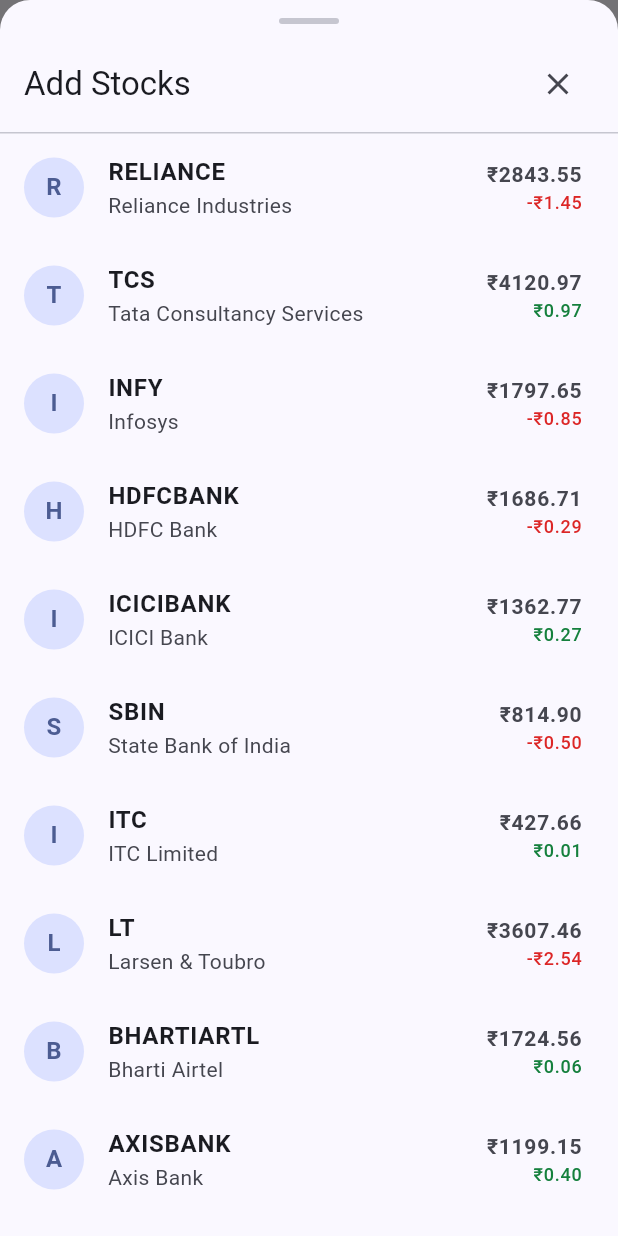
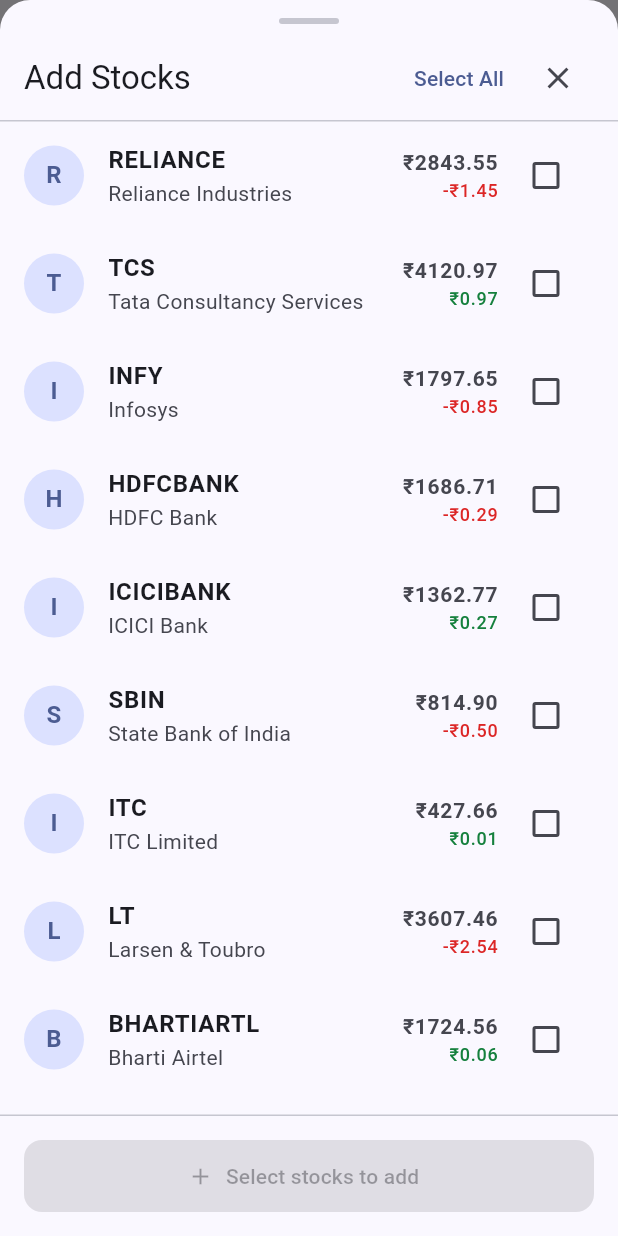
Before and after one commit to Smitthhz/trading_app, a Flutter app: the screen it shows after launch, item 2 of the bottom bar chosen, after a tap on "Add Stocks", on a phone screen of 412 x 824 dp. Run offline on Flutter 3.47's test engine with Material 3 defaults, Android fonts, the phone set to English and light mode, and no system bars; our stand-ins replace equatable, flutter_bloc, get_it, shared_preferences.

Commit message:
chore: prepare assignment submission

```diff
--- a/lib/features/market/presentation/pages/market_overview_page.dart
+++ b/lib/features/market/presentation/pages/market_overview_page.dart
@@ -252,12 +252,9 @@ class _QuoteRowState extends State<_QuoteRow>
             return Card(
               margin: EdgeInsets.zero,
               clipBehavior: Clip.antiAlias,
-              child: Container(
-                decoration: BoxDecoration(
-                  // Flash overlay blended over the card surface
-                  color: trendColor.withAlpha(
-                    (_flashOpacity.value * 40).round(),
-                  ),
+              child: Ink(
+                color: trendColor.withAlpha(
+                  (_flashOpacity.value * 40).round(),
                 ),
                 child: child,
               ),
--- a/lib/features/watchlists/presentation/widgets/stock_picker_sheet.dart
+++ b/lib/features/watchlists/presentation/widgets/stock_picker_sheet.dart
@@ -7,8 +7,8 @@ import '../../../market/domain/entities/stock_symbol.dart';
 import '../../../market/presentation/cubit/market_cubit.dart';
 import '../cubit/watchlist_cubit.dart';
 
-/// Bottom sheet that lists all 10 stocks. Already-added symbols are disabled.
-class StockPickerSheet extends StatelessWidget {
+/// Bottom sheet that lists all 10 stocks for multi-selection. Already-added symbols are disabled.
+class StockPickerSheet extends StatefulWidget {
   const StockPickerSheet({super.key, required this.watchlistId});
 
   final String watchlistId;
@@ -32,17 +32,52 @@ class StockPickerSheet extends StatelessWidget {
   }
 
   @override
+  State<StockPickerSheet> createState() => _StockPickerSheetState();
+}
+
+class _StockPickerSheetState extends State<StockPickerSheet> {
+  final Set<StockSymbol> _selectedSymbols = {};
+
+  void _toggleSymbol(StockSymbol symbol) {
+    setState(() {
+      if (_selectedSymbols.contains(symbol)) {
+        _selectedSymbols.remove(symbol);
+      } else {
+        _selectedSymbols.add(symbol);
+      }
+    });
+  }
+
+  void _toggleSelectAll(List<StockSymbol> availableSymbols) {
+    setState(() {
+      if (_selectedSymbols.length == availableSymbols.length) {
+        _selectedSymbols.clear();
+      } else {
+        _selectedSymbols.addAll(availableSymbols);
+      }
+    });
+  }
+
+  @override
   Widget build(BuildContext context) {
     final addedSymbols = context.select<WatchlistCubit, List<StockSymbol>>(
       (cubit) => cubit.state.watchlists
           .firstWhere(
-            (w) => w.id == watchlistId,
+            (w) => w.id == widget.watchlistId,
             orElse: () => cubit.state.watchlists.first,
           )
           .symbols,
     );
 
-    return Column(
+    final availableSymbols = StockSymbol.values
+        .where((s) => !addedSymbols.contains(s))
+        .toList();
+    final allSelected =
+        availableSymbols.isNotEmpty &&
+        _selectedSymbols.length == availableSymbols.length;
+
+    return SafeArea(
+      child: Column(
         mainAxisSize: MainAxisSize.min,
         children: [
           // Handle
@@ -56,11 +91,19 @@ class StockPickerSheet extends StatelessWidget {
             ),
           ),
           Padding(
-          padding: const EdgeInsets.symmetric(horizontal: 16, vertical: 8),
+            padding: const EdgeInsets.symmetric(horizontal: 16, vertical: 4),
             child: Row(
               children: [
-              Text('Add Stocks', style: Theme.of(context).textTheme.titleLarge),
+                Text(
+                  'Add Stocks',
+                  style: Theme.of(context).textTheme.titleLarge,
+                ),
                 const Spacer(),
+                if (availableSymbols.isNotEmpty)
+                  TextButton(
+                    onPressed: () => _toggleSelectAll(availableSymbols),
+                    child: Text(allSelected ? 'Deselect All' : 'Select All'),
+                  ),
                 IconButton(
                   icon: const Icon(Icons.close),
                   onPressed: () => Navigator.of(context).pop(),
@@ -76,33 +119,58 @@ class StockPickerSheet extends StatelessWidget {
               itemBuilder: (context, index) {
                 final symbol = StockSymbol.values[index];
                 final isAdded = addedSymbols.contains(symbol);
+                final isSelected = _selectedSymbols.contains(symbol);
                 return _PickerRow(
                   symbol: symbol,
                   isAdded: isAdded,
-                onTap: isAdded
-                    ? null
-                    : () {
-                        context.read<WatchlistCubit>().addSymbol(
-                          watchlistId,
-                          symbol,
-                        );
-                        Navigator.of(context).pop();
-                      },
+                  isSelected: isSelected,
+                  onTap: isAdded ? null : () => _toggleSymbol(symbol),
                 );
               },
             ),
           ),
-        const SizedBox(height: 16),
+          const Divider(height: 1),
+          Padding(
+            padding: const EdgeInsets.all(16),
+            child: SizedBox(
+              width: double.infinity,
+              height: 48,
+              child: FilledButton.icon(
+                onPressed: _selectedSymbols.isEmpty
+                    ? null
+                    : () {
+                        context.read<WatchlistCubit>().addSymbols(
+                          widget.watchlistId,
+                          _selectedSymbols.toList(),
+                        );
+                        Navigator.of(context).pop();
+                      },
+                icon: const Icon(Icons.add),
+                label: Text(
+                  _selectedSymbols.isEmpty
+                      ? 'Select stocks to add'
+                      : 'Add ${_selectedSymbols.length} ${_selectedSymbols.length == 1 ? 'Stock' : 'Stocks'}',
+                ),
+              ),
+            ),
+          ),
         ],
+      ),
     );
   }
 }
 
 class _PickerRow extends StatelessWidget {
-  const _PickerRow({required this.symbol, required this.isAdded, this.onTap});
+  const _PickerRow({
+    required this.symbol,
+    required this.isAdded,
+    required this.isSelected,
+    this.onTap,
+  });
 
   final StockSymbol symbol;
   final bool isAdded;
+  final bool isSelected;
   final VoidCallback? onTap;
 
   @override
@@ -118,9 +186,12 @@ class _PickerRow extends StatelessWidget {
         return ListTile(
           onTap: onTap,
           enabled: !isAdded,
+          selected: isSelected,
           leading: CircleAvatar(
             backgroundColor: isAdded
                 ? Theme.of(context).colorScheme.surfaceContainerHighest
+                : isSelected
+                ? Theme.of(context).colorScheme.primary
                 : Theme.of(context).colorScheme.primaryContainer,
             child: Text(
               symbol.value.substring(0, 1),
@@ -128,6 +199,8 @@ class _PickerRow extends StatelessWidget {
                 fontWeight: FontWeight.bold,
                 color: isAdded
                     ? Theme.of(context).colorScheme.outline
+                    : isSelected
+                    ? Theme.of(context).colorScheme.onPrimary
                     : Theme.of(context).colorScheme.primary,
               ),
             ),
@@ -149,7 +222,10 @@ class _PickerRow extends StatelessWidget {
                     context,
                   ).colorScheme.surfaceContainerHighest,
                 )
-              : Column(
+              : Row(
+                  mainAxisSize: MainAxisSize.min,
+                  children: [
+                    Column(
                       mainAxisAlignment: MainAxisAlignment.center,
                       crossAxisAlignment: CrossAxisAlignment.end,
                       children: [
@@ -166,6 +242,13 @@ class _PickerRow extends StatelessWidget {
                         ),
                       ],
                     ),
+                    const SizedBox(width: 8),
+                    Checkbox(
+                      value: isSelected,
+                      onChanged: onTap != null ? (_) => onTap!() : null,
+                    ),
+                  ],
+                ),
         );
       },
     );
--- a/lib/features/watchlists/presentation/widgets/watchlist_quote_row.dart
+++ b/lib/features/watchlists/presentation/widgets/watchlist_quote_row.dart
@@ -74,7 +74,7 @@ class _WatchlistQuoteRowState extends State<WatchlistQuoteRow>
 
         return AnimatedBuilder(
           animation: _flashOpacity,
-          builder: (context, child) => Container(
+          builder: (context, child) => Ink(
             color: flashColor.withAlpha((_flashOpacity.value * 40).round()),
             child: child,
           ),
```
Also changed, not shown: lib/features/watchlists/presentation/cubit/watchlist_cubit.dart (+14 -2 lines), 5 other files. Lines whose indentation alone changed are shown as unchanged.
